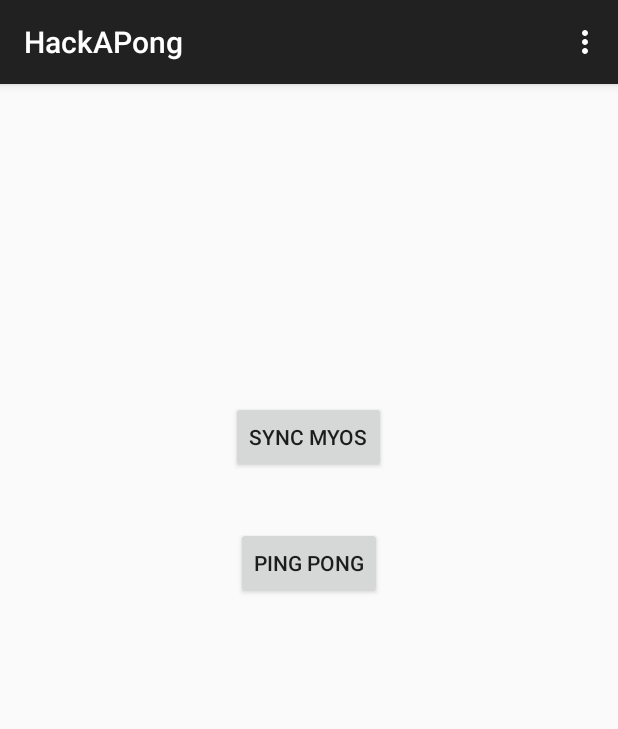
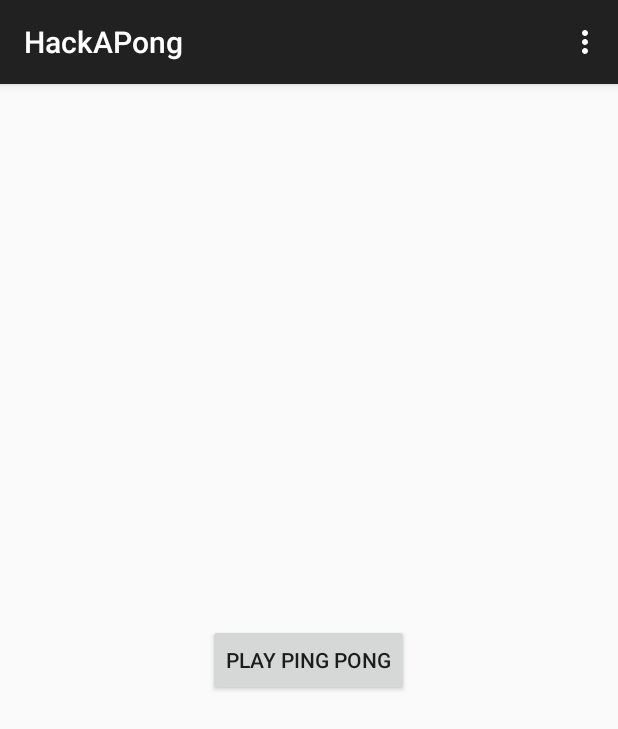
Before and after one commit to 3buson/HackAPong, an Android app: the screen it shows after launch (MainActivity), on a phone screen of 412 x 824 dp. Shown: the top 729 px of the screen. Run offline under Robolectric (Android 15) with nearby library versions, the phone set to English and light mode, and no system bars.

Commit message:
Cleanup fixes

```diff
--- a/app/src/main/java/com/dragonhack/matic/hackapong/MainActivity.java
+++ b/app/src/main/java/com/dragonhack/matic/hackapong/MainActivity.java
@@ -37,11 +37,6 @@ public class MainActivity extends AppCompatActivity {
         return super.onOptionsItemSelected(item);
     }
 
-    public void goToMyoConnect(View view) {
-        Intent intent = new Intent(this, MultipleMyosActivity.class);
-        startActivity(intent);
-    }
-
     public void goToPingPong(View view) {
         Intent intent = new Intent(this, PingPongActivity.class);
         startActivity(intent);
--- a/app/src/main/res/layout/activity_main.xml
+++ b/app/src/main/res/layout/activity_main.xml
@@ -8,20 +8,9 @@
     <Button
         android:layout_width="wrap_content"
         android:layout_height="wrap_content"
-        android:text="Sync Myos"
-        android:id="@+id/button"
-        android:onClick="goToMyoConnect"
-        android:layout_alignParentTop="true"
-        android:layout_centerHorizontal="true"
-        android:layout_marginTop="195dp" />
-
-    <Button
-        android:layout_width="wrap_content"
-        android:layout_height="wrap_content"
-        android:text="Ping Pong"
+        android:text="Play Ping Pong"
         android:id="@+id/button2"
-        android:layout_marginTop="36dp"
-        android:layout_below="@+id/button"
-        android:layout_centerHorizontal="true"
-        android:onClick="goToPingPong" />
+        android:onClick="goToPingPong"
+        android:layout_centerVertical="true"
+        android:layout_centerHorizontal="true" />
 </RelativeLayout>
```
